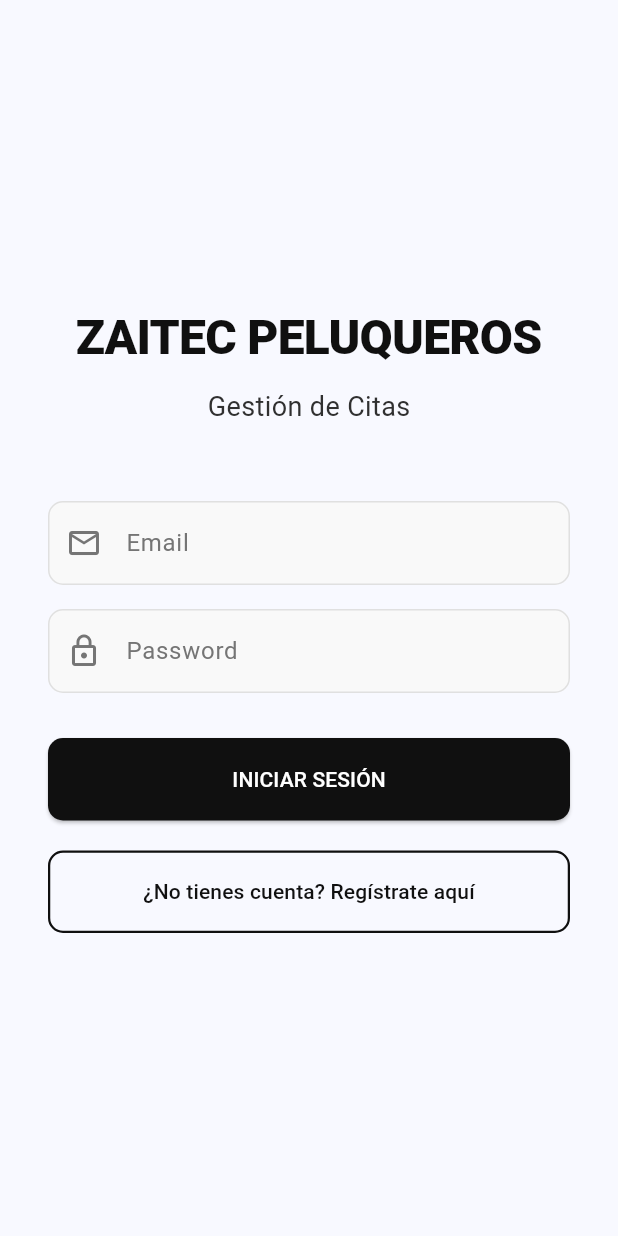
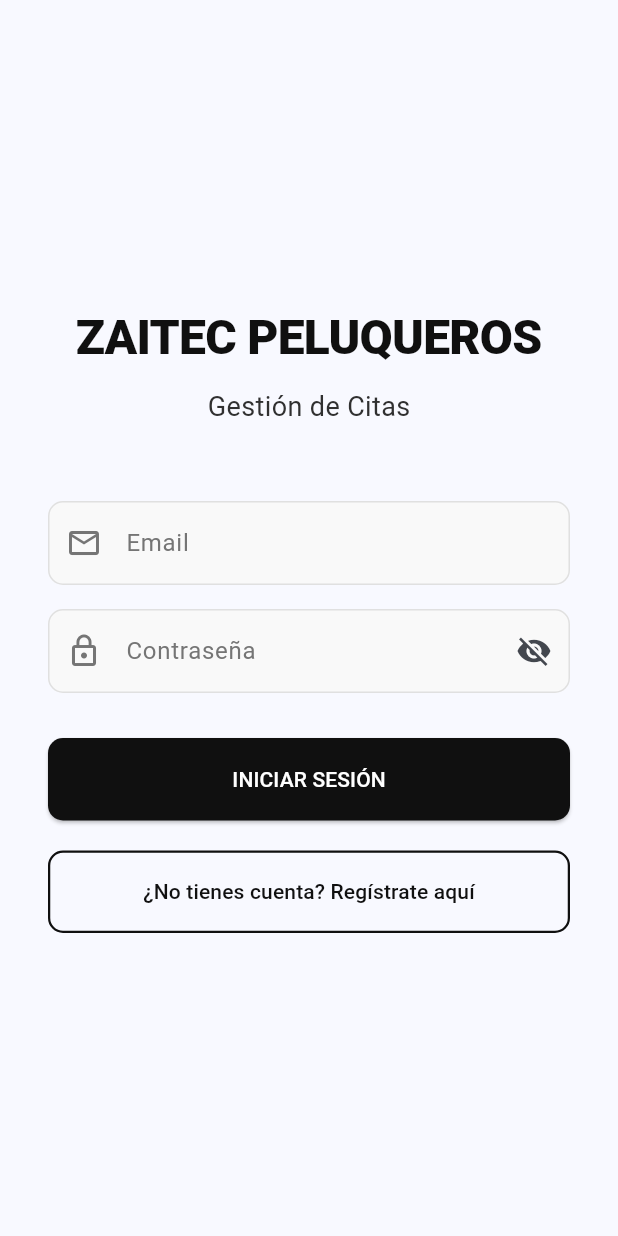
Before and after one commit to EduardoRiedel/gestion-inventario-zaitec, a Flutter app: the screen it shows after launch, on a phone screen of 412 x 824 dp. Run offline on Flutter 3.47's test engine with Material 3 defaults, Android fonts, the phone set to English and light mode, and no system bars; our stand-ins replace cloud_firestore, firebase_auth, firebase_core, table_calendar; accounts and stored records are empty.

Commit message:
text de contraseña login solucionado

```diff
--- a/gestion_inventario_zaitec/lib/pages/login_page.dart
+++ b/gestion_inventario_zaitec/lib/pages/login_page.dart
@@ -57,7 +57,22 @@ class _LoginPageState extends State<LoginPage> {
                 TextField(
                   controller: _passwordController,
                   obscureText: _obscurePassword,
-                  decoration: AppStyles.fieldDecoration('Password', Icons.lock_outline),
+                  decoration:
+                      AppStyles.fieldDecoration(
+                        'Contraseña',
+                        Icons.lock_outline,
+                      ).copyWith(
+                        suffixIcon: IconButton(
+                          icon: Icon(
+                            _obscurePassword
+                                ? Icons.visibility_off
+                                : Icons.visibility,
+                          ),
+                          onPressed: () => setState(
+                            () => _obscurePassword = !_obscurePassword,
+                          ),
+                        ),
+                      ),
                 ),
 
                 const SizedBox(height: 30),
```
Also changed, not shown: gestion_inventario_zaitec/assets/images/mapa.jpg (renamed from gestion_inventario_zaitec/assets/images/google-map-marker-title-description-1024x597.jpg).
